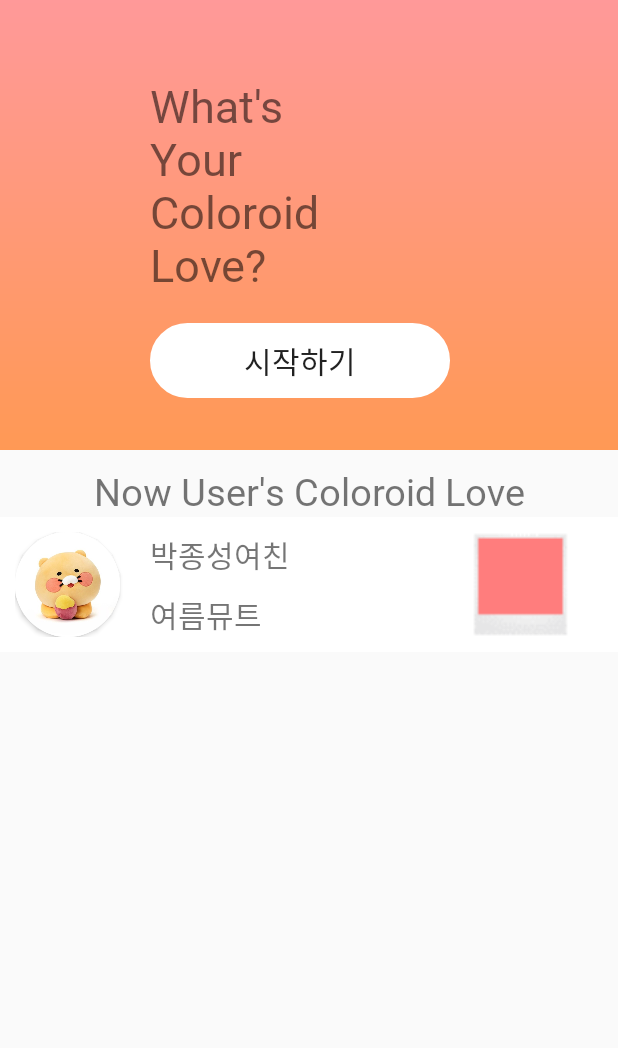
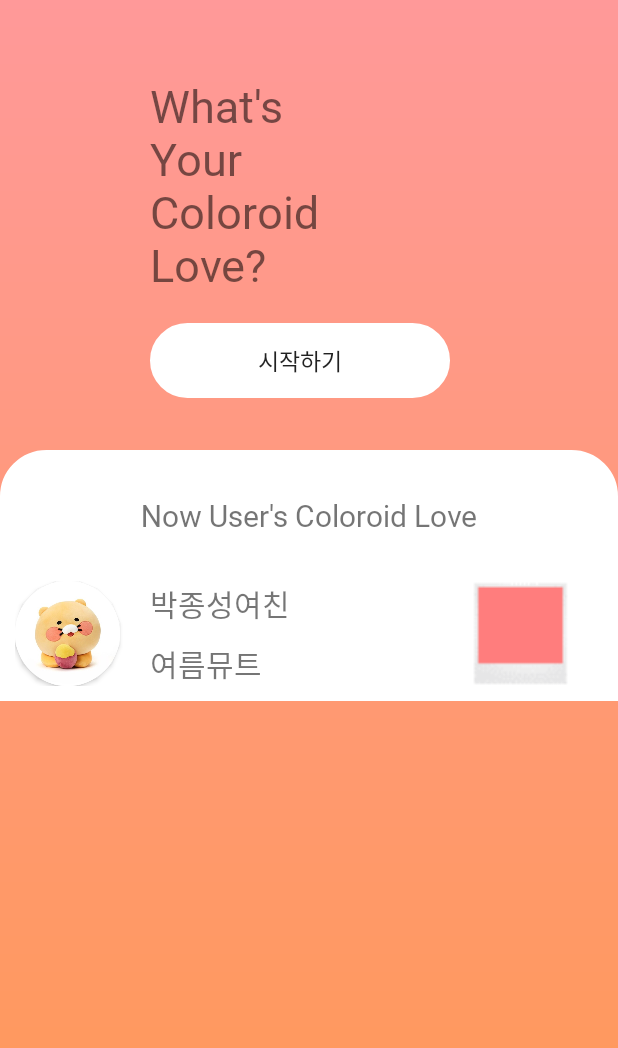
Before and after one commit to ColoroidLove/ColoroidLove_App, an Android app: the MainActivity screen opened directly, with no data from a screen before it, on a phone screen of 412 x 824 dp. Shown: the top 1048 px of the screen. Run offline under Robolectric (Android 15) with nearby library versions, the phone set to English and light mode, and no system bars.

Commit message:
디자인 수정

```diff
--- /dev/null
+++ b/app/src/main/res/drawable-v24/round_white.xml
@@ -0,0 +1,16 @@
+<?xml version="1.0" encoding="utf-8"?>
+<shape xmlns:android="http://schemas.android.com/apk/res/android"
+    android:padding="10dp"
+    android:shape="rectangle" >
+
+    <stroke
+        android:width="2dp"
+        android:color="#fff"/>
+    <solid
+        android:color="#fff"/>
+    <corners
+        android:topLeftRadius="30dp"
+        android:bottomLeftRadius="0dp"
+        android:bottomRightRadius="0dp"
+        android:topRightRadius="30dp"/>
+</shape>
--- a/app/src/main/res/layout/activity_main.xml
+++ b/app/src/main/res/layout/activity_main.xml
@@ -1,13 +1,13 @@
 <?xml version="1.0" encoding="utf-8"?>
 <LinearLayout xmlns:android="http://schemas.android.com/apk/res/android"
     android:orientation="vertical" android:layout_width="match_parent"
-    android:layout_height="match_parent">
+    android:layout_height="match_parent"
+    android:background="@drawable/back_gradient">
 
 
     <FrameLayout
         android:layout_width="match_parent"
-        android:layout_height="300dp"
-        android:background="@drawable/back_gradient">
+        android:layout_height="300dp">
 
         <TextView
             android:fontFamily="@font/nanumr"
@@ -28,14 +28,15 @@
             android:background="@drawable/login_round_white"
             android:gravity="center"
             android:text="시작하기"
-            android:textSize="20dp" />
+            android:textSize="15dp" />
 
     </FrameLayout>
 
     <LinearLayout
         android:layout_width="match_parent"
         android:layout_height="wrap_content"
-        android:orientation="vertical">
+        android:orientation="vertical"
+        android:background="@drawable/round_white">
         <TextView
             android:layout_marginTop="10dp"
             android:gravity="center"
@@ -43,11 +44,13 @@
             android:layout_width="match_parent"
             android:layout_height="wrap_content"
             android:text="Now User's Coloroid Love"
-            android:textSize="25dp" />
+            android:textSize="20dp"
+            android:paddingTop="20dp"/>
 
         <ListView
             android:id="@+id/list"
             android:layout_width="match_parent"
-            android:layout_height="wrap_content"/>
+            android:layout_height="wrap_content"
+            android:paddingTop="20dp"/>
     </LinearLayout>
 </LinearLayout>
```
